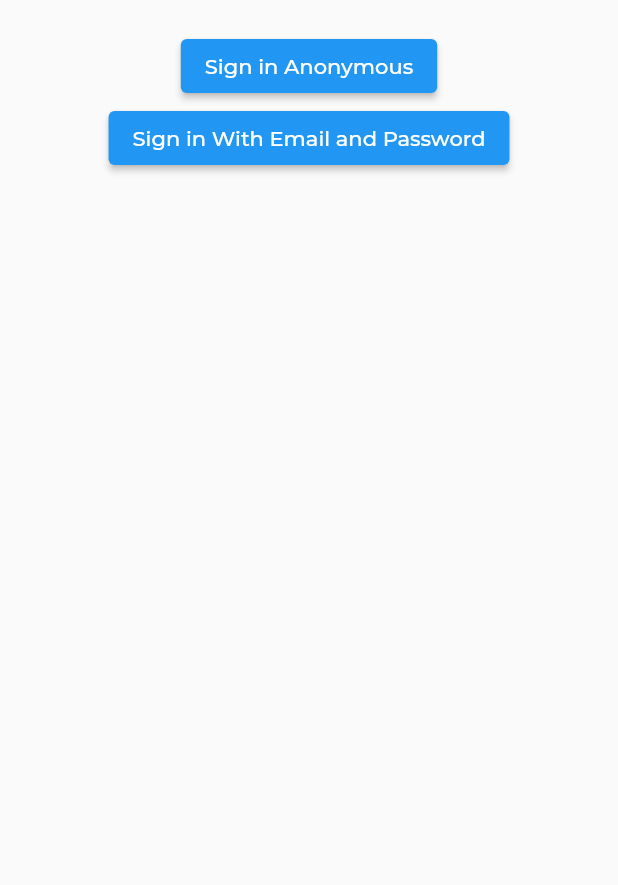
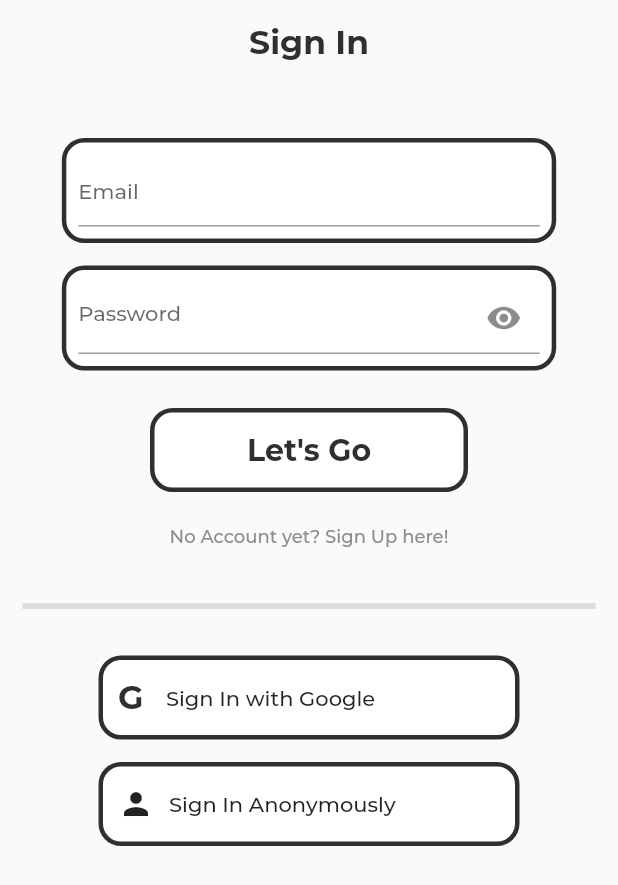
Before and after one commit to dtghgthf/intelligent_plant_esp32, a Flutter app: the screen it shows after launch, on a phone screen of 412 x 824 dp. Shown: the top 885 px of the screen. Run offline on Flutter 3.47's test engine with Material 2 defaults, Android fonts, the phone set to English and light mode, and no system bars; our stand-ins replace firebase_auth, firebase_core, firebase_storage; accounts and stored records are empty.

Commit message:
SignUp WORKING!!! ALL GOOD AND COOL AND FRESH!!! YEEAH

```diff
--- a/lib/custom/BorderBoxButton.dart
+++ b/lib/custom/BorderBoxButton.dart
@@ -6,14 +6,15 @@ class BorderBoxButton extends StatelessWidget {
   final Widget child;
   final EdgeInsets padding;
   final double width, height;
+  final Decoration? decoration;
   final VoidCallback? onTap;
 
-  const BorderBoxButton({super.key, this.padding = const EdgeInsets.all(8.0), required this.width, required this.height, required this.child, this.onTap});
+  const BorderBoxButton({super.key, this.padding = const EdgeInsets.all(8.0), required this.width, required this.height, required this.child, this.onTap, this.decoration});
 
   @override
   Widget build(BuildContext context) {
     return Ink(
-      decoration: BoxDecoration(
+      decoration: decoration ?? BoxDecoration(
         borderRadius: BorderRadius.circular(15),
         border: Border.all(color: Colors.grey.withAlpha(40), width: 2),
       ),
--- /dev/null
+++ b/lib/custom/Cards/CardButton.dart
@@ -0,0 +1,43 @@
+import 'dart:ui';
+
+import 'package:flutter/material.dart';
+
+import '../../utils/TempData.dart';
+import '../../utils/constants.dart';
+import '../../utils/widget_functions.dart';
+import '../BorderBoxButton.dart';
+import '../UpdatedDataCard.dart';
+
+class CardButton extends StatefulWidget {
+
+  final Widget child;
+  final VoidCallback onTap;
+  final double? width;
+
+  const CardButton({super.key, required this.child, required this.onTap, this.width});
+
+  @override
+  State<CardButton> createState() => _CardButtonState();
+}
+
+class _CardButtonState extends State<CardButton> {
+  @override
+  Widget build(BuildContext context) {
+
+    final ThemeData themeData = Theme.of(context);
+
+    Size screenSize = MediaQuery.of(context).size;
+
+    return BorderBoxButton(
+      width: widget.width ?? screenSize.width - (screenSize.width / 2),
+      height: 50,
+      decoration: BoxDecoration(
+        color: DARKMODE_ACTIVE ? COLOR_GREY.withAlpha(40) : COLOR_WHITE,
+        borderRadius: BorderRadius.circular(15),
+        border: Border.all(color: DARKMODE_ACTIVE ? COLOR_GREY : COLOR_BLACK, width: 3),
+      ),
+      onTap: widget.onTap,
+      child: widget.child,
+    );
+  }
+}
--- a/lib/custom/Cards/SettingsCard.dart
+++ b/lib/custom/Cards/SettingsCard.dart
@@ -22,11 +22,11 @@ class _SettingsCardState extends State<SettingsCard> {
 
     final ThemeData themeData = Theme.of(context);
 
-    Size screenSize = window.physicalSize;
+    Size screenSize = MediaQuery.of(context).size;
 
     return UpdatedDataCard(
-        width: screenSize.width,
-        height: 50,
+        width: screenSize.width - (screenSize.width / 2),
+        height: 60,
         child: widget.child
     );
   }
--- /dev/null
+++ b/lib/custom/CustomTextField.dart
@@ -0,0 +1,50 @@
+import 'package:flutter/material.dart';
+import 'package:intelligent_plant_esp32/custom/Cards/SettingsCard.dart';
+import 'package:intelligent_plant_esp32/custom/UpdatedDataCard.dart';
+import 'package:intelligent_plant_esp32/utils/constants.dart';
+
+class CustomTextField extends StatefulWidget {
+  final String text;
+  final TextEditingController controller;
+  final double? width;
+  final TextInputType keyboardType;
+
+  CustomTextField({super.key, required this.text, required this.controller, this.width, this.keyboardType = TextInputType.text});
+
+  @override
+  State<CustomTextField> createState() => _CustomTextFieldState();
+}
+
+bool showText = false;
+
+class _CustomTextFieldState extends State<CustomTextField> {
+  @override
+  Widget build(BuildContext context) {
+    final ThemeData themeData = Theme.of(context);
+    Size screenSize = MediaQuery.of(context).size;
+
+    return UpdatedDataCard(
+      width: widget.width ?? screenSize.width - (screenSize.width / 5),
+      height: 70,
+      child: TextFormField(
+        style: themeData.textTheme.labelLarge,
+        keyboardType: widget.keyboardType,
+        controller: widget.controller,
+        decoration: InputDecoration(
+          hintText: widget.text,
+          suffixIcon: widget.keyboardType == TextInputType.visiblePassword
+            ? IconButton(
+            icon: Icon(showText ? Icons.visibility_off : Icons.visibility),
+            onPressed: () {
+              setState(() {
+                showText = !showText;
+              });
+            },
+          ) : null
+        ),
+        cursorColor: COLOR_BLACK,
+        obscureText: widget.keyboardType == TextInputType.visiblePassword && showText == false,
+      ),
+    );
+  }
+}
--- a/lib/main.dart
+++ b/lib/main.dart
@@ -8,9 +8,10 @@ import 'package:intelligent_plant_esp32/screens/Wrapper.dart';
 import 'package:intelligent_plant_esp32/utils/TempData.dart';
 import 'package:intelligent_plant_esp32/utils/auth.dart';
 import 'package:intelligent_plant_esp32/utils/constants.dart';
-import 'package:provider/provider.dart';
 
 Future<void> main() async {
+  WidgetsFlutterBinding.ensureInitialized();
+  await Firebase.initializeApp();
   runApp(MyApp());
 }
 
@@ -24,7 +25,7 @@ class MyApp extends StatefulWidget {
 class _MyAppState extends State<MyApp> {
   @override
   Widget build(BuildContext context) {
-    Size screenSize = window.physicalSize;
+    Size screenSize = MediaQuery.of(context).size;
     final ThemeData themeData = Theme.of(context);
 
     Widget home = MaterialApp(
@@ -37,14 +38,19 @@ class _MyAppState extends State<MyApp> {
                 ? const ColorScheme.dark()
                 : ColorScheme.fromSwatch()
                     .copyWith(secondary: COLOR_DARK_BLUE)),
-        home: FutureBuilder(
+        home: Wrapper(updateTheme: () {
+          setState(() {});
+        })
+        /*FutureBuilder(
           // Initialize FlutterFire
           future: Firebase.initializeApp(),
           builder: (context, snapshot) {
             // Check for errors
             if (snapshot.hasError) {
-              return Text("SOMETHING WENT WRONG",
-                  style: themeData.textTheme.headlineLarge);
+              return Center(
+                child: Text("SOMETHING WENT WRONG",
+                    style: themeData.textTheme.headlineLarge),
+              );
             }
 
             // Once complete, show your application
@@ -57,7 +63,7 @@ class _MyAppState extends State<MyApp> {
             // Otherwise, show something whilst waiting for initialization to complete
             return Center(child: CircularProgressIndicator());
           },
-        ) // LandingScreen(updateTheme: () { setState(() {}); }),
+        )*/ // LandingScreen(updateTheme: () { setState(() {}); }),
         );
 
     return SAFEAREA_ACTIVE ? SafeArea(child: home) : home;
--- a/lib/screens/Auth/AuthentificationScreen.dart
+++ /dev/null
@@ -1,19 +0,0 @@
-import 'package:flutter/material.dart';
-import 'package:intelligent_plant_esp32/screens/Auth/SignIn.dart';
-
-class AuthentificationScreen extends StatefulWidget {
-  const AuthentificationScreen({super.key});
-
-  @override
-  State<AuthentificationScreen> createState() => _AuthentificationScreenState();
-}
-
-class _AuthentificationScreenState extends State<AuthentificationScreen> {
-  @override
-  Widget build(BuildContext context) {
-
-    final ThemeData themeData = Theme.of(context);
-
-    return SignIn();
-  }
-}
--- a/lib/screens/Auth/SignIn.dart
+++ b/lib/screens/Auth/SignIn.dart
@@ -1,54 +1,96 @@
-import 'package:firebase_auth/firebase_auth.dart';
 import 'package:flutter/material.dart';
-import 'package:intelligent_plant_esp32/main.dart';
-import 'package:intelligent_plant_esp32/screens/Wrapper.dart';
+import 'package:intelligent_plant_esp32/custom/Cards/CardButton.dart';
+import 'package:intelligent_plant_esp32/custom/CustomTextField.dart';
+import 'package:intelligent_plant_esp32/screens/Auth/SignUp.dart';
 import 'package:intelligent_plant_esp32/utils/auth.dart';
+import 'package:intelligent_plant_esp32/utils/widget_functions.dart';
 
-class SignIn extends StatefulWidget {
-  const SignIn({super.key});
+TextEditingController _emailController = TextEditingController();
+TextEditingController _passwordController = TextEditingController();
 
-  @override
-  State<SignIn> createState() => _SignInState();
-}
+class SignIn extends StatelessWidget {
+  SignIn({super.key});
 
-class _SignInState extends State<SignIn> {
-
-  final AuthService _auth = AuthService();
+  AuthService _auth = AuthService();
 
   @override
   Widget build(BuildContext context) {
+    final ThemeData themeData = Theme.of(context);
+    Size screenSize = MediaQuery.of(context).size;
+
     return Scaffold(
-      body: Container(
-        padding: EdgeInsets.symmetric(vertical: 20.0, horizontal: 50.0),
-        child: Center(
+      resizeToAvoidBottomInset: false,
+      body: Align(
+        alignment: Alignment.topCenter,
         child: Column(
           children: [
-              ElevatedButton(
-                child: Text("Sign in Anonymous"),
-                onPressed: () async {
-                  dynamic result = await _auth.signInAnonymous();
-                  if (result != null) {
-                    print("Signed in: $result}");
-                  } else {
-                    print("Error Signing In");
-                  }
+            addVerticalSpace(15),
+            Text("Sign In", style: themeData.textTheme.displayLarge),
+            addVerticalSpace(50),
+            CustomTextField(
+              text: "Email",
+              keyboardType: TextInputType.emailAddress,
+              controller: _emailController,
+            ),
+            addVerticalSpace(15),
+            CustomTextField(
+              text: "Password",
+              keyboardType: TextInputType.visiblePassword,
+              controller: _passwordController,
+            ),
+            addVerticalSpace(25),
+            CardButton(
+              onTap: () {
+                _auth.signInWithEmailAndPassword(_emailController.text, _passwordController.text);
               },
+              child: Text("Let's Go", style: themeData.textTheme.displayMedium),
             ),
-              ElevatedButton(
-                child: Text("Sign in With Email and Password"),
-                onPressed: () async {
-                  dynamic result = await _auth.signInWithEmailAndPassword("erik.echterhoff@gmail.com", "test123");
-                  if (result != null) {
-                    print("Signed in: $result}");
-                  } else {
-                    print("Error Signing In");
-                  }
+            addVerticalSpace(5),
+            TextButton(
+              onPressed: () {
+                Navigator.push(context, MaterialPageRoute(builder: (context) => SignUp()));
               },
+              child: Text("No Account yet? Sign Up here!", style: themeData.textTheme.bodyMedium,),
             ),
+            addVerticalSpace(15),
+            Divider(
+              thickness: 4,
+              indent: 15,
+              endIndent: 15,
+            ),
+            addVerticalSpace(25),
+            CardButton(
+              width: screenSize.width - (screenSize.width / 3),
+              onTap: () {
+                _auth.signInWithGoogle();
+              },
+              child: Row(
+                children: [
+                  addHorizontalSpace(10),
+                  Text("G", style: themeData.textTheme.displayLarge),
+                  addHorizontalSpace(15),
+                  Text("Sign In with Google", style: themeData.textTheme.labelLarge,)
+                ],
+              ),
+            ),
+            addVerticalSpace(15),
+            CardButton(
+              width: screenSize.width - (screenSize.width / 3),
+              onTap: () {
+                _auth.signInAnonymously();
+              },
+              child: Row(
+                children: [
+                  addHorizontalSpace(10),
+                  Icon(Icons.person),
+                  addHorizontalSpace(10),
+                  Text("Sign In Anonymously", style: themeData.textTheme.labelLarge,)
                 ],
               ),
             )
-      ),
+          ],
+        )
+      )
     );
   }
 }
--- a/lib/screens/Wrapper.dart
+++ b/lib/screens/Wrapper.dart
@@ -3,11 +3,11 @@ import 'dart:async';
 import 'package:firebase_auth/firebase_auth.dart';
 import 'package:firebase_core/firebase_core.dart';
 import 'package:flutter/material.dart';
-import 'package:intelligent_plant_esp32/screens/Auth/AuthentificationScreen.dart';
+import 'package:intelligent_plant_esp32/screens/Auth/SignIn.dart';
 import 'package:intelligent_plant_esp32/screens/LandingScreen.dart';
 import 'package:provider/provider.dart';
 
-StreamController<User?> userStreamController = StreamController<User>.broadcast();
+StreamController<User?> userStreamController = StreamController<User?>.broadcast();
 
 class Wrapper extends StatelessWidget {
   final VoidCallback updateTheme;
@@ -21,15 +21,15 @@ class Wrapper extends StatelessWidget {
 
     return Scaffold(
       body: StreamBuilder(
-        stream: userStreamController.stream,
+        stream: _auth.authStateChanges(),
         initialData: null,
         builder: (context, snapshot) {
           if (snapshot.hasData) {
-            return _auth.currentUser != null ? LandingScreen(updateTheme: updateTheme) : AuthentificationScreen();
+            return _auth.currentUser != null ? LandingScreen(updateTheme: updateTheme) : SignIn();
           } else if (snapshot.hasError) {
             return Text("ERROR");
           } else if (!snapshot.hasData) {
-            return AuthentificationScreen();
+            return SignIn();
           } else {
             return Text(snapshot.toString());
           }
--- a/lib/utils/constants.dart
+++ b/lib/utils/constants.dart
@@ -8,6 +8,8 @@ const COLOR_WHITE = Colors.white;
 const COLOR_DARK_BLUE = Color.fromRGBO(20, 25, 45, 1.0);
 
 const BREAK_SCREEN_SIZE = 1080;
+
+const String ANONYMOUS_PHOTO_URL = "https://firebasestorage.googleapis.com/v0/b/intelligent-plant.appspot.com/o/profilepictures%2FAnonymous.jpg?alt=media&token=c2ac8078-1128-4be5-9a93-1ad317b11a4d";
 
 const TextTheme TEXT_THEME_DEFAULT = TextTheme(
     displayLarge: TextStyle(
--- a/pubspec.yaml
+++ b/pubspec.yaml
@@ -41,6 +41,7 @@ dependencies:
   firebase_auth: ^4.7.3
   provider: ^6.0.5
   cloud_firestore: ^4.8.5
+  firebase_storage: ^11.2.6
 
 dev_dependencies:
   flutter_test:
```
Also changed, not shown: lib/screens/Auth/SignUp.dart (added, +183 -0 lines), lib/screens/SettingScreen.dart (+58 -10 lines), lib/utils/auth.dart (+44 -3 lines), pubspec.lock, 3 other files. Lines whose indentation alone changed are shown as unchanged.
